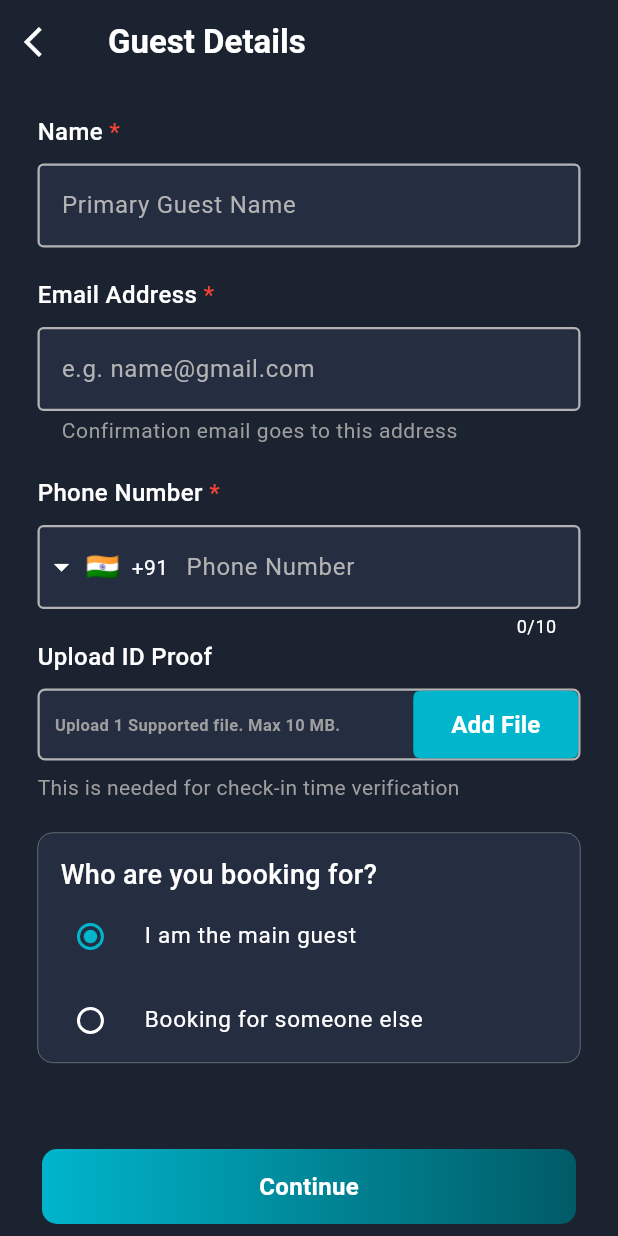
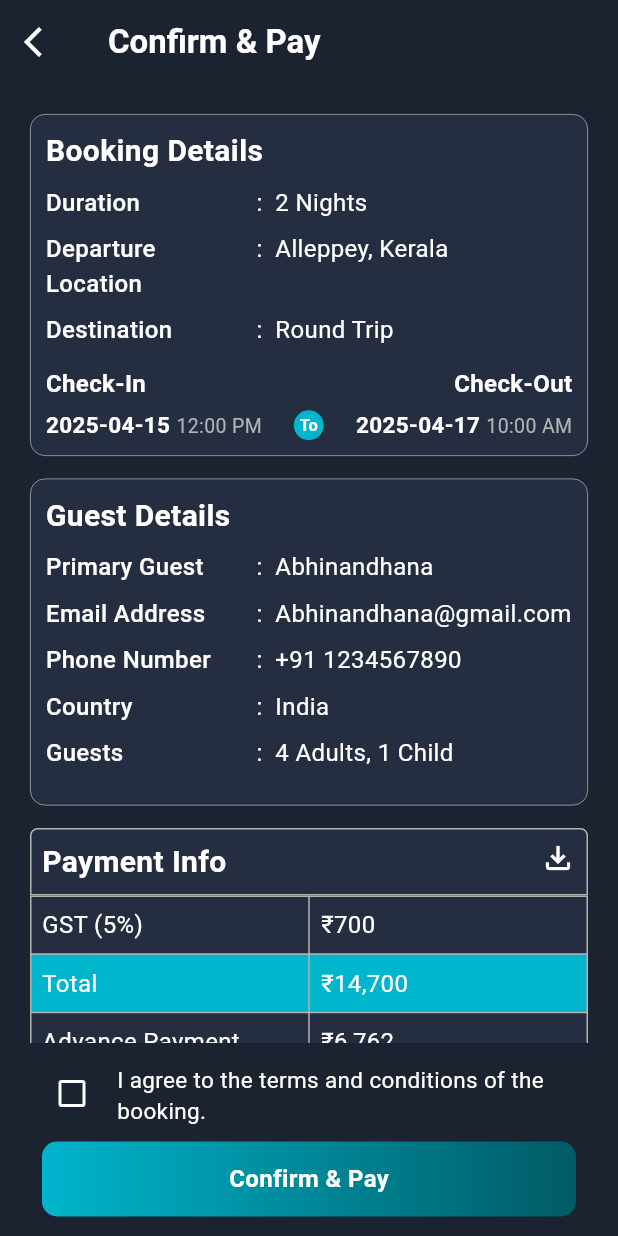
Before and after one commit to AbhinandhanaPU/houseboat_booking_app, a Flutter app: the GuestDetailsScreen screen opened by its route, after a tap on "Continue", on a phone screen of 412 x 824 dp. Run offline on Flutter 3.47's test engine with Material 3 defaults, Android fonts, the phone set to English and light mode, and no system bars; drawn by our look-alikes of intl_phone_field; our stand-ins replace connectivity_plus, file_picker, flutter_svg, image_picker, lottie, permission_handler and 1 more.

Commit message:
confirm and payemnt screen

```diff
--- a/lib/app/routes/router.dart
+++ b/lib/app/routes/router.dart
@@ -13,6 +13,7 @@ import 'package:houseboat_booking/app/views/bottom_nav/tabs/search/search_screen
 import 'package:houseboat_booking/app/views/bottom_nav/tabs/wishlist/wishlist_screen.dart';
 import 'package:houseboat_booking/app/views/houseboat_screens/screens/guest_details_screen.dart';
 import 'package:houseboat_booking/app/views/houseboat_screens/screens/houseboat_screen.dart';
+import 'package:houseboat_booking/app/views/houseboat_screens/screens/price_confirmation_screen.dart';
 import 'package:houseboat_booking/app/views/notifications/notifications.dart';
 
 enum FormActionType { edit, create, draft }
@@ -78,6 +79,10 @@ class AppRouter {
         return MaterialPageRoute<GuestDetailsScreen>(
           builder: (_) => const GuestDetailsScreen(),
         );
+      case AppRoutes.priceConfirmationScreen:
+        return MaterialPageRoute<PriceConfirmationScreen>(
+          builder: (_) => const PriceConfirmationScreen(),
+        );
       default:
         return noRoute(settings);
     }
--- a/lib/app/routes/routes.dart
+++ b/lib/app/routes/routes.dart
@@ -7,6 +7,7 @@ class AppRoutes {
   static const String notification = '/notification';
   static const String houseBoatScreen = '/houseBoatScreen';
   static const String guestDetails = '/guestDetails';
+  static const String priceConfirmationScreen = '/priceConfirmationScreen';
   static const String homeScreen = '/homeScreen';
   static const String search = '/search';
   static const String bookingHome = '/bookingHome';
--- a/lib/app/views/bottom_nav/tabs/booking/widgets/booking_card.dart
+++ b/lib/app/views/bottom_nav/tabs/booking/widgets/booking_card.dart
@@ -2,6 +2,7 @@ import 'package:flutter/material.dart';
 import 'package:houseboat_booking/app/theme/colors.dart';
 import 'package:houseboat_booking/app/views/bottom_nav/tabs/booking/widgets/booking_status_badge.dart';
 import 'package:houseboat_booking/app/views/bottom_nav/tabs/booking/widgets/check_inout_widget.dart';
+import 'package:houseboat_booking/app/widgets/custom_container.dart';
 import 'package:houseboat_booking/app/widgets/keyvalue_row_widget.dart';
 
 class BookingCard extends StatelessWidget {
@@ -34,17 +35,7 @@ class BookingCard extends StatelessWidget {
   Widget build(BuildContext context) {
     return GestureDetector(
       onTap: onCardTap,
-      child: Container(
-        width: double.infinity,
-        padding: const EdgeInsets.symmetric(horizontal: 15, vertical: 10),
-        decoration: BoxDecoration(
-          color: AppColors.backgroundSecondary,
-          borderRadius: BorderRadius.circular(10),
-          border: Border.all(
-            color: AppColors.lightGrey,
-            width: 0.5,
-          ),
-        ),
+      child: CustomContainer(
         child: Column(
           crossAxisAlignment: CrossAxisAlignment.start,
           children: [
@@ -103,6 +94,7 @@ class BookingCard extends StatelessWidget {
                 return KeyValueRow(
                   keyText: keyText,
                   valueText: valueText,
+                  textSize: 16,
                 );
               },
             ),
--- a/lib/app/views/bottom_nav/tabs/booking/widgets/booking_details_section.dart
+++ b/lib/app/views/bottom_nav/tabs/booking/widgets/booking_details_section.dart
@@ -1,4 +1,5 @@
 import 'package:flutter/material.dart';
+import 'package:houseboat_booking/app/theme/colors.dart';
 import 'package:houseboat_booking/app/theme/text_styles.dart';
 import 'package:houseboat_booking/app/widgets/keyvalue_row_widget.dart';
 import 'package:houseboat_booking/app/widgets/text_button.dart';
@@ -43,7 +44,11 @@ class BookingDetailsSection extends StatelessWidget {
                   if (subtitle != null) // Show subtitle only if provided
                     Text(
                       subtitle!,
-                      style: AppTextStyles.subtitle,
+                      style: TextStyle(
+                        color: AppColors.lightPrimary,
+                        fontSize: 18,
+                        fontWeight: FontWeight.bold,
+                      ),
                     ),
                 ],
               ),
--- a/lib/app/views/houseboat_screens/screens/guest_details_screen.dart
+++ b/lib/app/views/houseboat_screens/screens/guest_details_screen.dart
@@ -1,12 +1,14 @@
 import 'dart:developer';
 
 import 'package:flutter/material.dart';
+import 'package:houseboat_booking/app/routes/routes.dart';
 import 'package:houseboat_booking/app/theme/colors.dart';
 import 'package:houseboat_booking/app/theme/text_styles.dart';
 import 'package:houseboat_booking/app/utils/picker_utils.dart';
 import 'package:houseboat_booking/app/utils/validations.dart';
 import 'package:houseboat_booking/app/widgets/appbar_custom.dart';
 import 'package:houseboat_booking/app/widgets/colored_button.dart';
+import 'package:houseboat_booking/app/widgets/custom_container.dart';
 import 'package:houseboat_booking/app/widgets/custom_textfield_with_label.dart';
 import 'package:houseboat_booking/app/widgets/id_proof_picker.dart';
 import 'package:houseboat_booking/app/widgets/phone_no_field.dart';
@@ -86,16 +88,8 @@ class GuestDetailsScreen extends StatelessWidget {
               SizedBox(
                 height: 20,
               ),
-              Container(
+              CustomContainer(
                 padding: EdgeInsets.only(left: 15, top: 15),
-                decoration: BoxDecoration(
-                  color: AppColors.backgroundSecondary,
-                  borderRadius: BorderRadius.circular(10),
-                  border: Border.all(
-                    color: AppColors.lightGrey,
-                    width: 0.3,
-                  ),
-                ),
                 child: Column(
                   crossAxisAlignment: CrossAxisAlignment.start,
                   children: [
@@ -125,7 +119,9 @@ class GuestDetailsScreen extends StatelessWidget {
             text: 'Continue',
             height: 50,
             width: double.infinity,
-            onTap: () {},
+            onTap: () {
+              Navigator.pushNamed(context, AppRoutes.priceConfirmationScreen);
+            },
           ),
         )
       ],
--- /dev/null
+++ b/lib/app/views/houseboat_screens/screens/price_confirmation_screen.dart
@@ -0,0 +1,177 @@
+import 'package:flutter/material.dart';
+import 'package:houseboat_booking/app/theme/colors.dart';
+import 'package:houseboat_booking/app/theme/text_styles.dart';
+import 'package:houseboat_booking/app/views/bottom_nav/tabs/booking/widgets/booking_details_section.dart';
+import 'package:houseboat_booking/app/views/bottom_nav/tabs/booking/widgets/check_inout_widget.dart';
+import 'package:houseboat_booking/app/widgets/appbar_custom.dart';
+import 'package:houseboat_booking/app/widgets/colored_button.dart';
+import 'package:houseboat_booking/app/widgets/custom_container.dart';
+import 'package:houseboat_booking/app/widgets/custom_tables.dart';
+
+class PriceConfirmationScreen extends StatelessWidget {
+  const PriceConfirmationScreen({super.key});
+
+  @override
+  Widget build(BuildContext context) {
+    bool isChecked = false;
+    return Scaffold(
+      appBar: CustomAppBar(
+        title: 'Confirm & Pay',
+        showNotification: false,
+      ),
+      body: SingleChildScrollView(
+        child: Padding(
+          padding: const EdgeInsets.symmetric(horizontal: 20, vertical: 20),
+          child: Column(
+            spacing: 15,
+            children: [
+              // Booking Major Details section
+              CustomContainer(
+                padding: const EdgeInsets.all(10),
+                child: BookingDetailsSection(
+                  title: 'Booking Details',
+                  details: [
+                    {'key': 'Duration', 'value': '2 Nights'},
+                    {'key': 'Departure Location', 'value': 'Alleppey, Kerala'},
+                    {'key': 'Destination', 'value': 'Round Trip'},
+                  ],
+                  footer: CheckInOutWidget(
+                    checkInDate: '2025-04-15',
+                    checkInTime: '12:00 PM',
+                    checkOutDate: '2025-04-17',
+                    checkOutTime: '10:00 AM',
+                  ),
+                ),
+              ),
+
+              // Guest Details Section
+              CustomContainer(
+                padding: const EdgeInsets.all(10),
+                child: BookingDetailsSection(
+                  title: 'Guest Details',
+                  details: [
+                    {'key': 'Primary Guest', 'value': 'Abhinandhana'},
+                    {'key': 'Email Address', 'value': 'Abhinandhana@gmail.com'},
+                    {'key': 'Phone Number', 'value': '+91 1234567890'},
+                    {'key': 'Country', 'value': 'India'},
+                    {'key': 'Guests', 'value': '4 Adults, 1 Child'},
+                  ],
+                ),
+              ),
+              PaymentDetailsTable(
+                headeing: "Payment Info",
+                details: [
+                  {"key": "GST (5%)", "value": "₹700"},
+                  {"key": "Total", "value": "₹14,700"},
+                  {"key": "Advance Payment", "value": "₹6,762"},
+                  {"key": "Balance Payment", "value": "₹7,938"},
+                  {"key": "Payment Mode", "value": "upi"},
+                ],
+                onIconPressed: () {},
+              ),
+
+              // Extra Service Details Section
+              CustomContainer(
+                padding: const EdgeInsets.all(10),
+                child: BookingDetailsSection(
+                  title: 'Extras & Add-ons',
+                  actionText: 'Add Services',
+                  onActionPressed: () {},
+                  details: [
+                    {'key': 'Meal Plan', 'value': 'Kerala Cuisine'},
+                    {'key': 'Activities', 'value': 'No activities booked'},
+                    {'key': 'Add-ons', 'value': 'No Add-ons'},
+                  ],
+                ),
+              ),
+
+              // Support & Cancellation Section
+              CustomContainer(
+                padding: const EdgeInsets.all(10),
+                child: BookingDetailsSection(
+                  title: 'Support & Cancellation',
+                  details: [
+                    {
+                      'key': 'Cancellation Policy',
+                      'value': 'Free cancellation before 24 hrs'
+                    },
+                    {'key': ' Customer Support', 'value': '+91 98765 43210'},
+                  ],
+                ),
+              ),
+              CustomContainer(
+                child: Column(
+                  spacing: 10,
+                  crossAxisAlignment: CrossAxisAlignment.start,
+                  children: [
+                    Text(
+                      'Your Payement schedule',
+                      style: AppTextStyles.title,
+                    ),
+                    Text(
+                      '''No full payment today,  Only advance payment. You'll pay balance amount when you stay.''',
+                      style: AppTextStyles.body.copyWith(
+                        color: AppColors.successColor,
+                      ),
+                    ),
+                  ],
+                ),
+              )
+            ],
+          ),
+        ),
+      ),
+      persistentFooterButtons: [
+        Padding(
+          padding: const EdgeInsets.symmetric(horizontal: 20, vertical: 5),
+          child: StatefulBuilder(
+            builder: (context, setState) {
+              return Column(
+                children: [
+                  Row(
+                    crossAxisAlignment: CrossAxisAlignment.start,
+                    children: [
+                      Checkbox(
+                        value: isChecked,
+                        checkColor: AppColors.whiteColor,
+                        onChanged: (value) {
+                          setState(() {
+                            isChecked = value ?? false;
+                          });
+                        },
+                        materialTapTargetSize: MaterialTapTargetSize.shrinkWrap,
+                      ),
+                      SizedBox(
+                        width: 10,
+                      ),
+                      Expanded(
+                        child: Text(
+                          'I agree to the terms and conditions of the booking.',
+                          maxLines: 2,
+                          style: AppTextStyles.body,
+                        ),
+                      ),
+                    ],
+                  ),
+                  SizedBox(
+                    height: 10,
+                  ),
+                  CustomcoloredButton(
+                    width: double.infinity,
+                    text: 'Confirm & Pay',
+                    height: 50,
+                    onTap: isChecked
+                        ? () {
+                            // Proceed with payment
+                          }
+                        : () {},
+                  ),
+                ],
+              );
+            },
+          ),
+        )
+      ],
+    );
+  }
+}
--- /dev/null
+++ b/lib/app/widgets/custom_container.dart
@@ -0,0 +1,33 @@
+import 'package:flutter/material.dart';
+import 'package:houseboat_booking/app/theme/colors.dart';
+
+class CustomContainer extends StatelessWidget {
+  final Widget child;
+  final double width;
+  final EdgeInsetsGeometry? padding;
+
+  const CustomContainer({
+    super.key,
+    required this.child,
+    this.width = double.infinity,
+    this.padding,
+  });
+
+  @override
+  Widget build(BuildContext context) {
+    return Container(
+      width: width,
+      padding:
+          padding ?? const EdgeInsets.symmetric(horizontal: 15, vertical: 10),
+      decoration: BoxDecoration(
+        color: AppColors.backgroundSecondary,
+        borderRadius: BorderRadius.circular(10),
+        border: Border.all(
+          color: AppColors.lightGrey,
+          width: 0.5,
+        ),
+      ),
+      child: child,
+    );
+  }
+}
--- a/lib/app/widgets/keyvalue_row_widget.dart
+++ b/lib/app/widgets/keyvalue_row_widget.dart
@@ -23,7 +23,7 @@ class KeyValueRow extends StatelessWidget {
         crossAxisAlignment: CrossAxisAlignment.start,
         children: [
           Expanded(
-            flex: 3,
+            flex: 4,
             child: Text(
               keyText,
               style: TextStyle(
@@ -34,7 +34,7 @@ class KeyValueRow extends StatelessWidget {
             ),
           ),
           Expanded(
-            flex: 4,
+            flex: 6,
             child: Text(
               ':  $valueText',
               style: TextStyle(
--- a/lib/main.dart
+++ b/lib/main.dart
@@ -19,7 +19,7 @@ class MyApp extends StatelessWidget {
       theme: AppTheme.darkTheme,
       darkTheme: AppTheme.darkTheme,
       themeMode: ThemeMode.dark,
-      initialRoute: AppRoutes.welcomeScreen,
+      initialRoute: AppRoutes.houseBoatScreen,
       onGenerateRoute: AppRouter().generateRoute,
       onUnknownRoute: (settings) => noRoute(settings),
       home: WelcomeScreen(),
```
